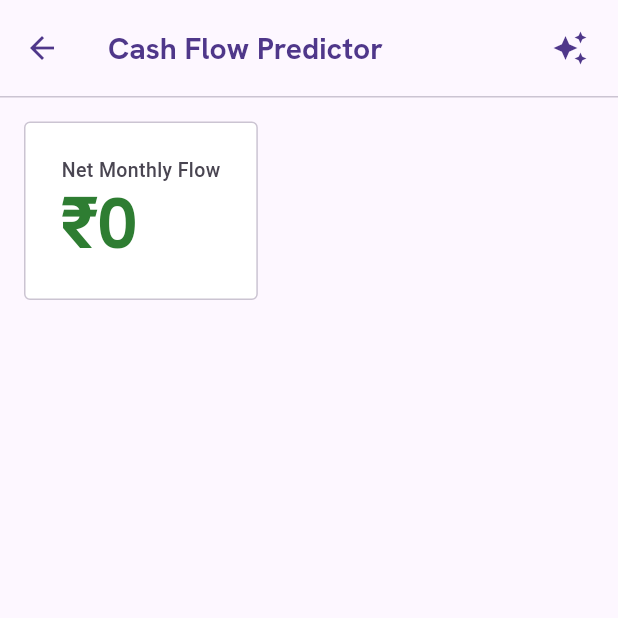
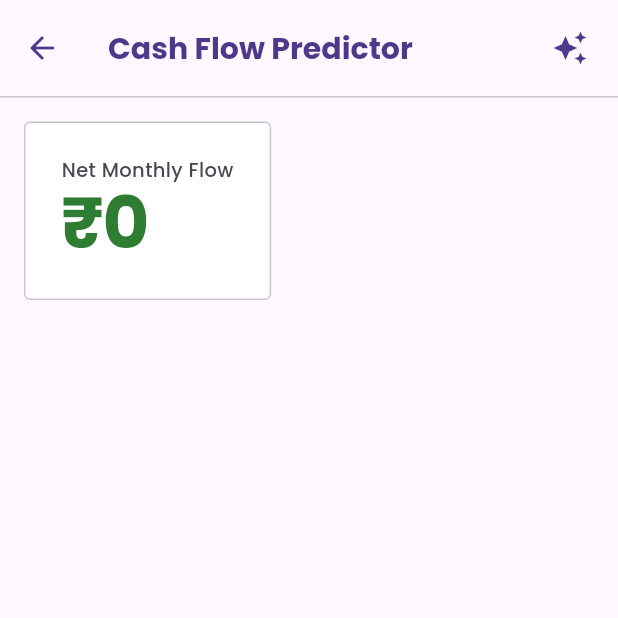
Before and after one commit to kathirvelan19/moneymatex, a Flutter app: the AICashFlowPredictorPage screen opened by its route, on a phone screen of 412 x 824 dp, the top half of it. Run offline on Flutter 3.47's test engine with Material 3 defaults, Android fonts, the phone set to English and light mode, and no system bars; our stand-ins replace dio, firebase_auth, firebase_core, flutter_dotenv, flutter_riverpod, go_router and 3 more; missing offline and left inert: dart:html; accounts and stored records are empty; network calls fail; Roboto replaces fonts that are missing (Geist); statements that could not run were skipped.

Commit message:
style: update application typography and theme to Poppins font

```diff
--- a/lib/core/theme/app_theme.dart
+++ b/lib/core/theme/app_theme.dart
@@ -1,4 +1,5 @@
 import 'package:flutter/material.dart';
+import 'package:google_fonts/google_fonts.dart';
 import 'app_colors.dart';
 import 'app_radius.dart';
 import 'app_typography.dart';
@@ -9,6 +10,8 @@ abstract class AppTheme {
   static ThemeData get lightTheme {
     return ThemeData(
       useMaterial3: true,
+      fontFamily: GoogleFonts.poppins().fontFamily,
+      textTheme: GoogleFonts.poppinsTextTheme(),
       brightness: Brightness.light,
       scaffoldBackgroundColor: AppColors.background,
       colorScheme: const ColorScheme(
--- a/lib/core/theme/app_typography.dart
+++ b/lib/core/theme/app_typography.dart
@@ -3,11 +3,10 @@ import 'package:google_fonts/google_fonts.dart';
 import 'app_colors.dart';
 
 /// MoneyMateX Typography System
-/// Headings & Body: Hanken Grotesk
-/// Technical Data, Currency, Timestamps & Labels: Geist
+/// Powered everywhere by GoogleFonts.poppins
 abstract class AppTypography {
   // Display (Hero Splash, Main Net Worth Totals)
-  static TextStyle display = GoogleFonts.hankenGrotesk(
+  static TextStyle display = GoogleFonts.poppins(
     fontSize: 48,
     fontWeight: FontWeight.w700,
     height: 1.1,
@@ -16,7 +15,7 @@ abstract class AppTypography {
   );
 
   // Headline Large (Section Headers)
-  static TextStyle headlineLarge = GoogleFonts.hankenGrotesk(
+  static TextStyle headlineLarge = GoogleFonts.poppins(
     fontSize: 32,
     fontWeight: FontWeight.w600,
     height: 1.2,
@@ -25,7 +24,7 @@ abstract class AppTypography {
   );
 
   // Headline Mobile (Screen Titles)
-  static TextStyle headlineMobile = GoogleFonts.hankenGrotesk(
+  static TextStyle headlineMobile = GoogleFonts.poppins(
     fontSize: 24,
     fontWeight: FontWeight.w600,
     height: 1.2,
@@ -34,7 +33,7 @@ abstract class AppTypography {
   );
 
   // Headline Medium (Card Titles)
-  static TextStyle headlineMedium = GoogleFonts.hankenGrotesk(
+  static TextStyle headlineMedium = GoogleFonts.poppins(
     fontSize: 20,
     fontWeight: FontWeight.w600,
     height: 1.4,
@@ -43,7 +42,7 @@ abstract class AppTypography {
   );
 
   // Body Large (Primary Readability Text)
-  static TextStyle bodyLarge = GoogleFonts.hankenGrotesk(
+  static TextStyle bodyLarge = GoogleFonts.poppins(
     fontSize: 18,
     fontWeight: FontWeight.w400,
     height: 1.6,
@@ -52,7 +51,7 @@ abstract class AppTypography {
   );
 
   // Body Medium (Standard Descriptions)
-  static TextStyle bodyMedium = GoogleFonts.hankenGrotesk(
+  static TextStyle bodyMedium = GoogleFonts.poppins(
     fontSize: 16,
     fontWeight: FontWeight.w400,
     height: 1.6,
@@ -60,9 +59,8 @@ abstract class AppTypography {
     color: AppColors.onSurfaceVariant,
   );
 
-  // Label Small (Geist - Currencies, Data Points, Percentages, Timestamps)
-  static TextStyle labelSmall = const TextStyle(
-    fontFamily: 'Geist',
+  // Label Small (Currencies, Data Points, Percentages, Timestamps)
+  static TextStyle labelSmall = GoogleFonts.poppins(
     fontSize: 13,
     fontWeight: FontWeight.w500,
     height: 1.2,
@@ -70,9 +68,8 @@ abstract class AppTypography {
     color: AppColors.onSurfaceVariant,
   );
 
-
   // Tagline (Understated Editorial Quotes)
-  static TextStyle tagline = GoogleFonts.hankenGrotesk(
+  static TextStyle tagline = GoogleFonts.poppins(
     fontSize: 14,
     fontWeight: FontWeight.w300,
     height: 1.4,
```
Also changed, not shown: 1 other file.
